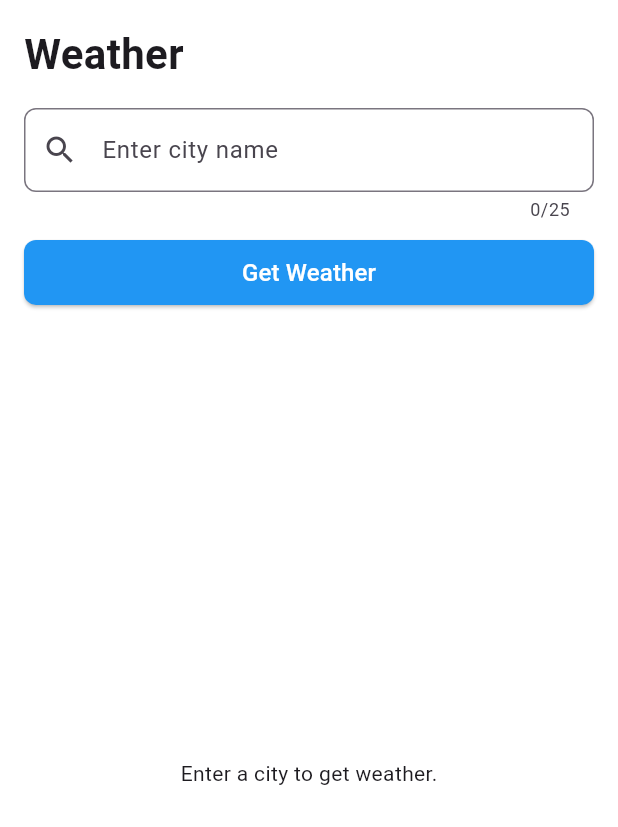
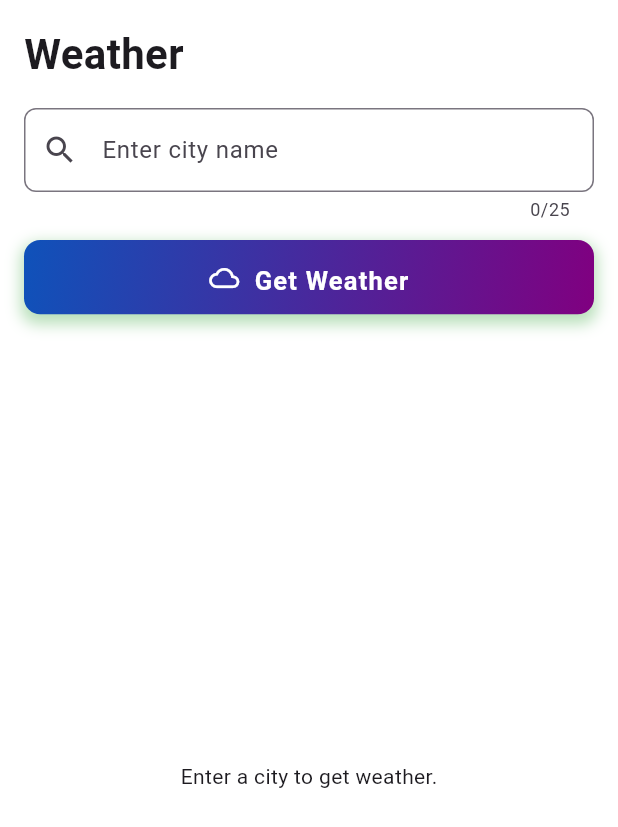
Before and after one commit to ishaquekannoth/weather, a Flutter app: the screen it shows after launch, on a phone screen of 412 x 824 dp. Shown: the top 827 px of the screen. Run offline on Flutter 3.47's test engine with Material 3 defaults, Android fonts, the phone set to English and light mode, and no system bars; our stand-ins replace dio, flutter_bloc, flutter_screenutil, fpdart, get_it, shared_preferences and 1 more; missing offline and left inert: dio_smart_retry.

```diff
--- a/lib/features/weather/presentation/pages/weather_page.dart
+++ b/lib/features/weather/presentation/pages/weather_page.dart
@@ -2,6 +2,7 @@ import 'package:flutter/material.dart';
 import 'package:flutter/services.dart';
 import 'package:flutter_bloc/flutter_bloc.dart';
 import 'package:flutter_screenutil/flutter_screenutil.dart';
+import 'package:weather/core/themes/colors.dart';
 import 'package:weather/features/weather/presentation/bloc/weather_bloc.dart';
 import 'package:weather/features/weather/presentation/widgets/weather_loading.dart';
 import 'package:weather/features/weather/presentation/widgets/weather_widgets.dart';
@@ -49,7 +50,27 @@ class _WeatherPageState extends State<WeatherPage> {
               const SizedBox(height: 12),
               SizedBox(
                 width: double.infinity,
-                height: 48.h,
+                height: 55.h,
+                child: Container(
+                  decoration: BoxDecoration(
+                    borderRadius: BorderRadius.circular(12.r),
+                    gradient: const LinearGradient(
+                      colors: [
+                        AppColors.sapphireBlue,
+                        AppColors.darkPurple,
+                      ], // Charming gradient
+                      begin: Alignment.topLeft,
+                      end: Alignment.bottomRight,
+                    ),
+                    boxShadow: [
+                      BoxShadow(
+                        color: Colors.green.withOpacity(0.4), // Soft shadow
+                        spreadRadius: 2,
+                        blurRadius: 8,
+                        offset: const Offset(0, 4),
+                      ),
+                    ],
+                  ),
                   child: ElevatedButton(
                     onPressed: () {
                       final city = _controller.text.trim();
@@ -58,18 +79,42 @@ class _WeatherPageState extends State<WeatherPage> {
                       }
                     },
                     style: ElevatedButton.styleFrom(
-                    backgroundColor: Colors.blue,
+                      backgroundColor: Colors
+                          .transparent, // Make button background transparent
+                      shadowColor: Colors.transparent, // Remove default shadow
                       shape: RoundedRectangleBorder(
-                      borderRadius: BorderRadius.circular(8),
+                        borderRadius: BorderRadius.circular(12),
+                      ),
+                      padding: const EdgeInsets.symmetric(
+                        horizontal: 30,
+                        vertical: 15,
+                      ),
+                      elevation: 0,
+                    ),
+                    child: const Row(
+                      mainAxisSize: MainAxisSize.min,
+                      children: [
+                        Icon(
+                          Icons.wb_cloudy_outlined,
+                          color: Colors.white,
+                          size: 20,
+                        ),
+                        SizedBox(width: 10),
+                        Text(
+                          "Get Weather",
+                          style: TextStyle(
+                            fontSize: 17,
+                            color: Colors.white,
+                            fontWeight: FontWeight.w600,
+                            letterSpacing: 0.8,
                           ),
                         ),
-                  child: const Text(
-                    "Get Weather",
-                    style: TextStyle(fontSize: 16, color: Colors.white),
+                      ],
                     ),
                   ),
                 ),
-              const SizedBox(height: 20),
+              ),
+              SizedBox(height: 20.h),
 
               Expanded(
                 child: Center(
@@ -107,11 +152,11 @@ class _WeatherPageState extends State<WeatherPage> {
         mainAxisSize: MainAxisSize.min,
         children: [
           const Icon(Icons.error, color: Colors.red),
-          const SizedBox(width: 8),
+          SizedBox(width: 8.w),
           Flexible(
             child: Text(
               message,
-              style: const TextStyle(color: Colors.red, fontSize: 14),
+              style: TextStyle(color: Colors.red, fontSize: 14.h),
             ),
           ),
         ],
```
Lines whose indentation alone changed are shown as unchanged.
